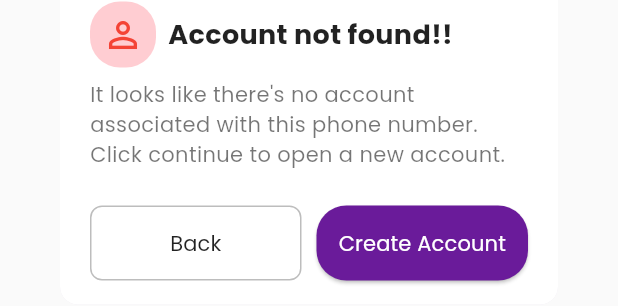
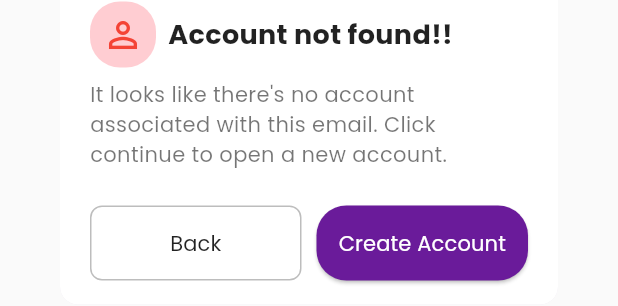
Before and after one commit to risfat/flutter-bloc-auth-module, a Flutter app: the AccountNotFoundDialog widget shown alone on an empty page, opened directly, on a phone screen of 412 x 824 dp. Shown: the part 513-819 px from the top of the screen. Run offline on Flutter 3.47's test engine with Material 3 defaults, Android fonts, the phone set to English and light mode, and no system bars; our stand-ins replace bloc_concurrency, dartz, dio, equatable, fl_chart, flutter_animate and 13 more; missing offline and left inert: animated_flutter_widgets; accounts and stored records are empty; statements that could not run were skipped.

Commit message:
[Refactored] Account not found dialog string refactored....

```diff
--- a/lib/src/presentation/widget/account_not_found_dialog.dart
+++ b/lib/src/presentation/widget/account_not_found_dialog.dart
@@ -63,7 +63,7 @@ class AccountNotFoundDialog extends StatelessWidget {
 
             // Subtitle Text
             const Text(
-              "It looks like there's no account associated with this phone number. Click continue to open a new account.",
+              "It looks like there's no account associated with this email. Click continue to open a new account.",
               style: TextStyle(
                 fontSize: 14,
                 color: Colors.black54,
```
